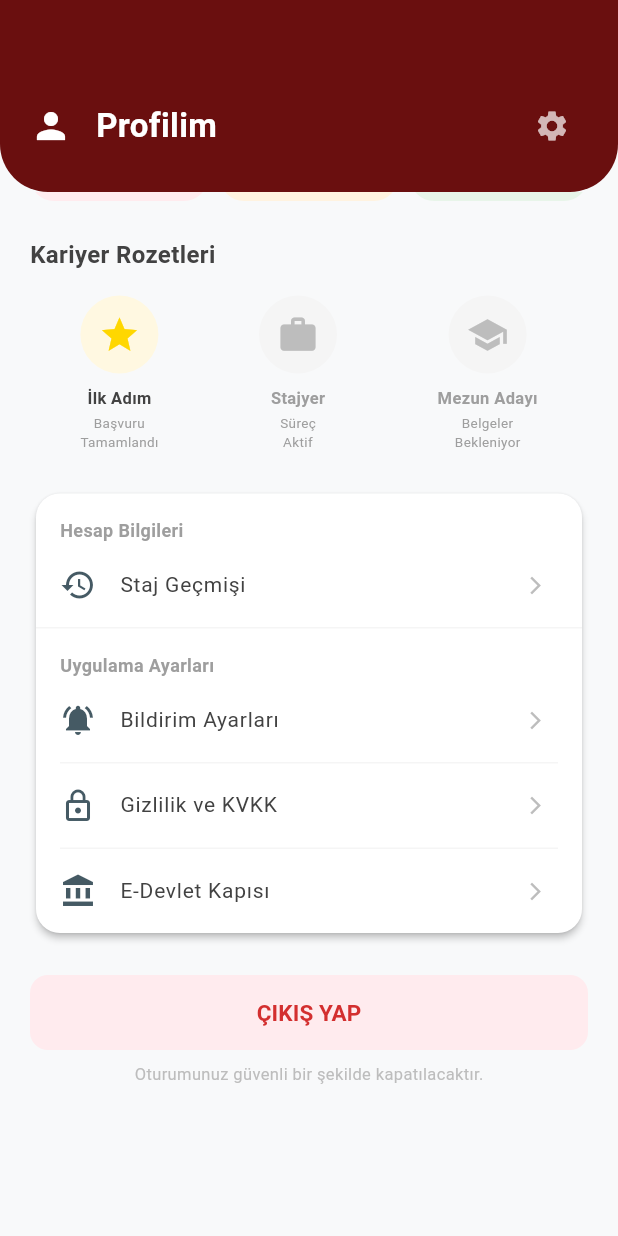
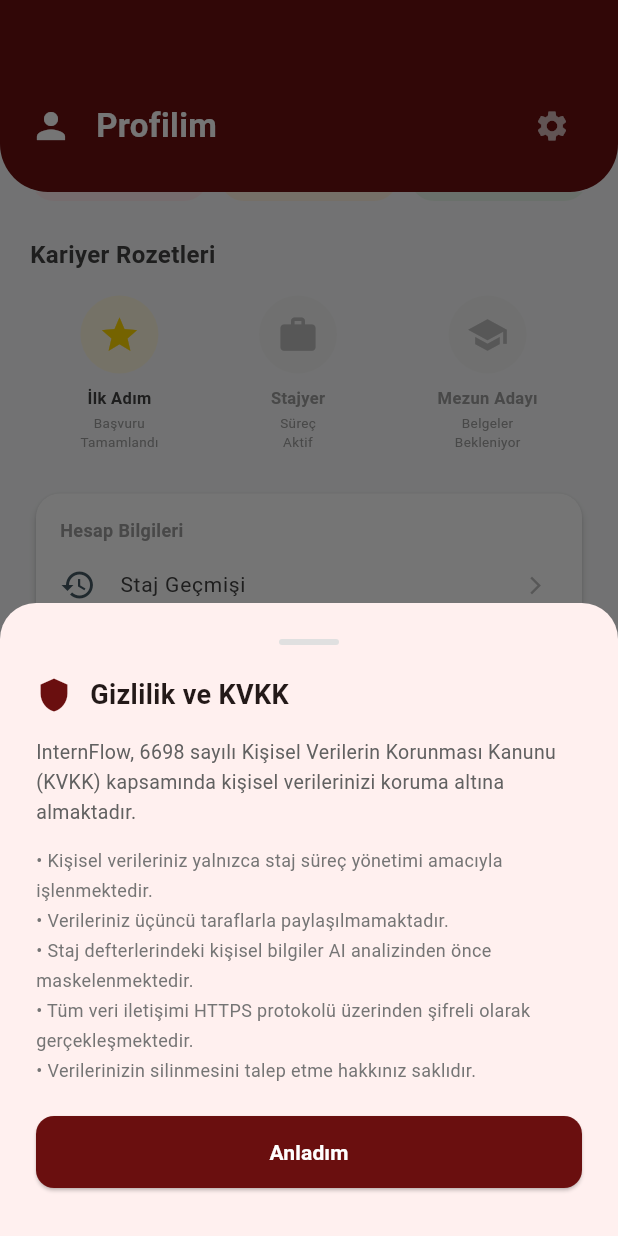
Before and after one commit to miraykahveci/INTERNFLOW, a Flutter app: the StudentProfilePage screen opened directly, scrolled down 262 dp, after a tap on "Gizlilik ve KVKK", on a phone screen of 412 x 824 dp. Run offline on Flutter 3.47's test engine with Material 3 defaults, Android fonts, the phone set to English and light mode, and no system bars; our stand-ins replace file_picker, flutter_dotenv, supabase_flutter; accounts and stored records are empty.

Commit message:
feat: Student page KVKK bilgilendirme eklendi

```diff
--- a/internflow_frontend/lib/views/student_profile_page.dart
+++ b/internflow_frontend/lib/views/student_profile_page.dart
@@ -321,7 +321,69 @@
                               ),
                               _buildMenuItem(icon: Icons.notifications_active, title: 'Bildirim Ayarları'),
                               const Divider(height: 1, color: Color(0xFFF5F5F5), indent: 16, endIndent: 16),
-                              _buildMenuItem(icon: Icons.lock_outline, title: 'Gizlilik ve KVKK'),
+                              _buildMenuItem(
+                                 icon: Icons.lock_outline,
+                                 title: 'Gizlilik ve KVKK',
+                                 onTap: () {
+                                   showModalBottomSheet(
+                                      context: context,
+                                      shape: const RoundedRectangleBorder(
+                                        borderRadius: BorderRadius.vertical(top: Radius.circular(24)),
+                                     ),
+                                     builder: (context) => Padding(
+                                        padding: const EdgeInsets.all(24),
+                                        child: Column(
+                                           mainAxisSize: MainAxisSize.min,
+                                           crossAxisAlignment: CrossAxisAlignment.start,
+                                           children: [
+                                             Center(
+                                                child: Container(
+                                                  width: 40, height: 4,
+                                                  decoration: BoxDecoration(color: Colors.grey[300], borderRadius: BorderRadius.circular(2)),
+                                                ),
+                                              ),
+                                              const SizedBox(height: 20),
+                                              Row(
+                                                 children: [
+                                                    Icon(Icons.shield, color: primaryColor, size: 24),
+                                                    const SizedBox(width: 12),
+                                                    const Text('Gizlilik ve KVKK', style: TextStyle(fontSize: 18, fontWeight: FontWeight.bold)),
+                                                  ],
+                                                 ),
+                                               const SizedBox(height: 16),
+                                               const Text(
+                                                     'InternFlow, 6698 sayılı Kişisel Verilerin Korunması Kanunu (KVKK) kapsamında kişisel verilerinizi koruma altına almaktadır.',
+                                                      style: TextStyle(fontSize: 13, height: 1.5, color: Color(0xFF616161)),
+                                                 ),
+                                                const SizedBox(height: 12),
+                                                const Text(
+                                                  '• Kişisel verileriniz yalnızca staj süreç yönetimi amacıyla işlenmektedir.\n'
+                                                  '• Verileriniz üçüncü taraflarla paylaşılmamaktadır.\n'
+                                                  '• Staj defterlerindeki kişisel bilgiler AI analizinden önce maskelenmektedir.\n'
+                                                  '• Tüm veri iletişimi HTTPS protokolü üzerinden şifreli olarak gerçekleşmektedir.\n'
+                                                  '• Verilerinizin silinmesini talep etme hakkınız saklıdır.',
+                                                  style: TextStyle(fontSize: 12, height: 1.7, color: Color(0xFF757575)),
+                                                 ),
+                                                const SizedBox(height: 20),
+                                                SizedBox(
+                                                   width: double.infinity,
+                                                   child: ElevatedButton(
+                                                      onPressed: () => Navigator.pop(context),
+                                                      style: ElevatedButton.styleFrom(
+                                                         backgroundColor: primaryColor,
+                                                         shape: RoundedRectangleBorder(borderRadius: BorderRadius.circular(12)),
+                                                         padding: const EdgeInsets.symmetric(vertical: 14),
+                                                       ),
+                                                       child: const Text('Anladım', style: TextStyle(color: Colors.white, fontWeight: FontWeight.bold)),
+                                                       ),
+                                                     ),
+                                                     const SizedBox(height: 8),
+                                                    ],
+                                                    ),
+                                                 ),
+                                                );
+                                               },
+                                             ),
                               const Divider(height: 1, color: Color(0xFFF5F5F5), indent: 16, endIndent: 16),
                               _buildMenuItem(
                                  icon: Icons.account_balance,
```
